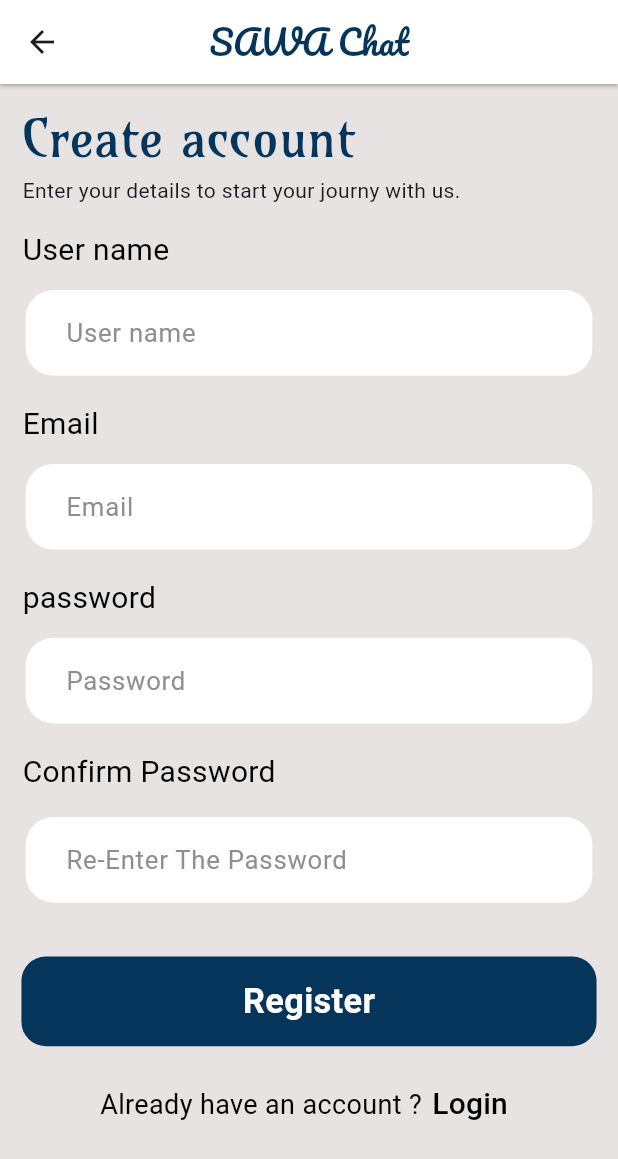
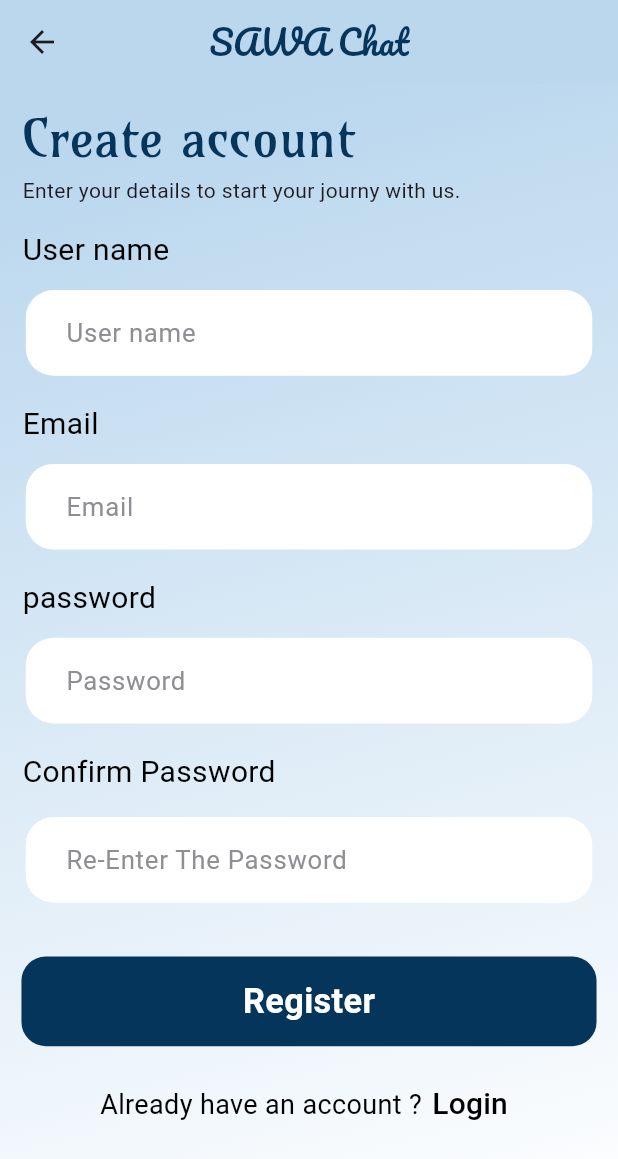
Before and after one commit to moalaa125/Sawa, a Flutter app: the screen it shows after launch, after a tap on "Sign Up", on a phone screen of 412 x 824 dp. Shown: the top 1159 px of the screen. Run offline on Flutter 3.47's test engine with Material 3 defaults, Android fonts, the phone set to English and light mode, and no system bars; our stand-ins replace cloud_firestore, email_validator, firebase_auth, firebase_core, firebase_storage, flutter_screenutil and 3 more; accounts and stored records are empty.

Commit message:
update login & register screen style

```diff
--- a/lib/constant.dart
+++ b/lib/constant.dart
@@ -1,6 +1,7 @@
 import 'package:flutter/material.dart';
 
 const kPrimaryColor = Color.fromARGB(255, 231, 227, 227);
+const kAppBarColor = Color.fromARGB(255, 186, 215, 238);
 
 const kPrimaryGradient = LinearGradient(
   colors: [
--- a/lib/screens/login.dart
+++ b/lib/screens/login.dart
@@ -67,8 +67,14 @@ class _LoginPageState extends State<LoginPage> {
   @override
   Widget build(BuildContext context) {
     return Scaffold(
-      backgroundColor: kPrimaryColor,
-      body: GestureDetector(
+      backgroundColor: Colors.transparent,
+      body: Container(
+        height: double.infinity,
+        width: double.infinity,
+        decoration: BoxDecoration(
+          gradient: kPrimaryGradient,
+        ),
+        child: GestureDetector(
           behavior: HitTestBehavior.opaque,
           onTap: () {
             FocusScope.of(context).unfocus();
@@ -101,7 +107,7 @@ class _LoginPageState extends State<LoginPage> {
                         style: TextStyle(
                           color: kSecoundColor,
                           fontSize: 30.sp,
-                        fontFamily: 'Pacifico',
+                          fontFamily: 'amara',
                         ),
                       ),
                       SizedBox(height: 80.h),
@@ -201,6 +207,7 @@ class _LoginPageState extends State<LoginPage> {
             ),
           ),
         ),
+      ),
     );
   }
 }
--- a/lib/screens/register.dart
+++ b/lib/screens/register.dart
@@ -90,9 +90,7 @@ class _RegisterPageState extends State<RegisterPage> {
   Widget build(BuildContext context) {
     return Scaffold(
       appBar: AppBar(
-        backgroundColor: Colors.white,
-        shadowColor: Colors.black,
-        elevation: 1,
+        backgroundColor: kAppBarColor,
         surfaceTintColor: Colors.transparent,
         centerTitle: true,
         title: Text(
@@ -104,12 +102,18 @@ class _RegisterPageState extends State<RegisterPage> {
           ),
         ),
       ),
-      backgroundColor: kPrimaryColor,
+      backgroundColor: Colors.transparent,
       body: GestureDetector(
         behavior: HitTestBehavior.opaque,
         onTap: () {
           FocusScope.of(context).unfocus();
         },
+        child: Container(
+          height: double.infinity,
+          width: double.infinity,
+          decoration: BoxDecoration(
+            gradient: kPrimaryGradient,
+          ),
           child: Form(
             key: formKey,
             child: ListView(
@@ -283,6 +287,7 @@ class _RegisterPageState extends State<RegisterPage> {
             ),
           ),
         ),
+      ),
     );
   }
 }
--- a/lib/screens/users.dart
+++ b/lib/screens/users.dart
@@ -9,7 +9,6 @@ import 'package:firebase_auth/firebase_auth.dart';
 import 'package:flutter/material.dart';
 import 'package:flutter_screenutil/flutter_screenutil.dart';
 import 'package:flutter_spinkit/flutter_spinkit.dart';
-import 'package:chat_app/screens/login.dart';
 import 'package:google_nav_bar/google_nav_bar.dart';
 
 class UsersScreen extends StatefulWidget {
@@ -68,10 +67,8 @@ class _UsersScreenState extends State<UsersScreen> {
         ),
       ),
       appBar: AppBar(
-
-        backgroundColor: Color.fromARGB(255, 186, 215, 238),
+        backgroundColor: kAppBarColor,
         elevation: 1,
-        // shadowColor: Colors.black,
         surfaceTintColor: Colors.transparent,
         centerTitle: true,
         title: Text(
@@ -180,7 +177,6 @@ class _UsersScreenState extends State<UsersScreen> {
                       ),
                     ),
                     SizedBox(height: 10.h),
-
                   ],
                 ),
               );
--- a/pubspec.yaml
+++ b/pubspec.yaml
@@ -46,9 +46,9 @@ flutter:
     - family: amara
       fonts:
         - asset: assets/fonts/Amarante-Regular.ttf
-    - family: amaraa
+    - family: test
       fonts:
-        - asset: assets/fonts/Amarante-Regular.ttf
+        - asset: assets/fonts/test.ttf
 
 flutter_launcher_icons:
   android: "launcher_icon"
```
Lines whose indentation alone changed are shown as unchanged.
